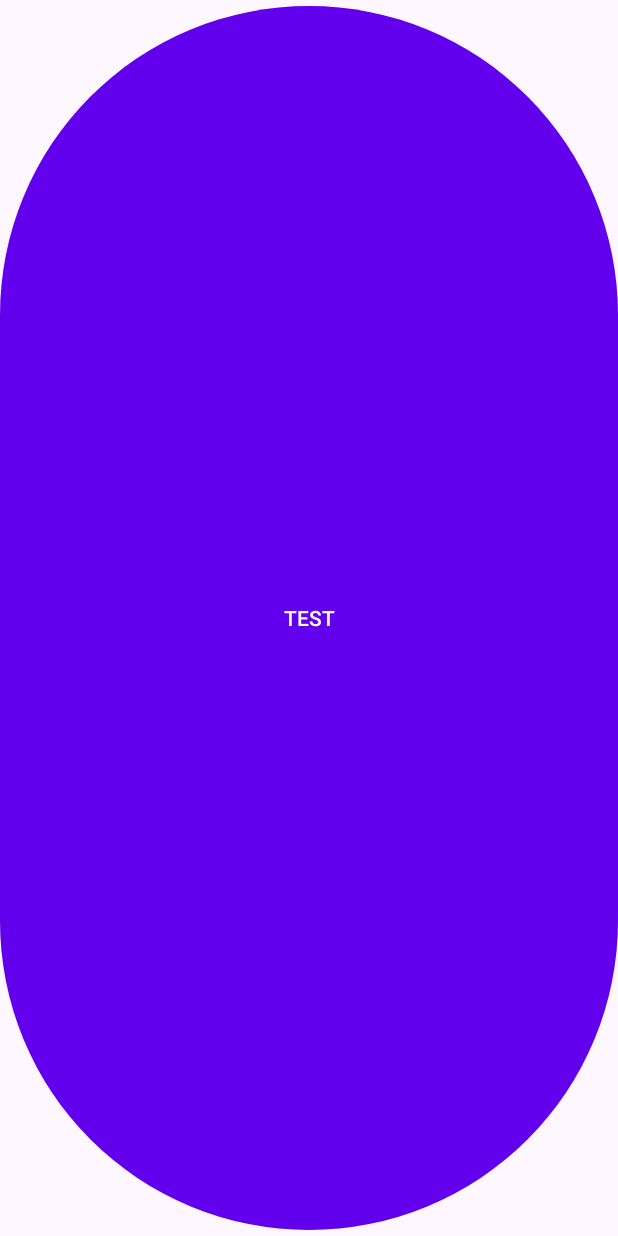
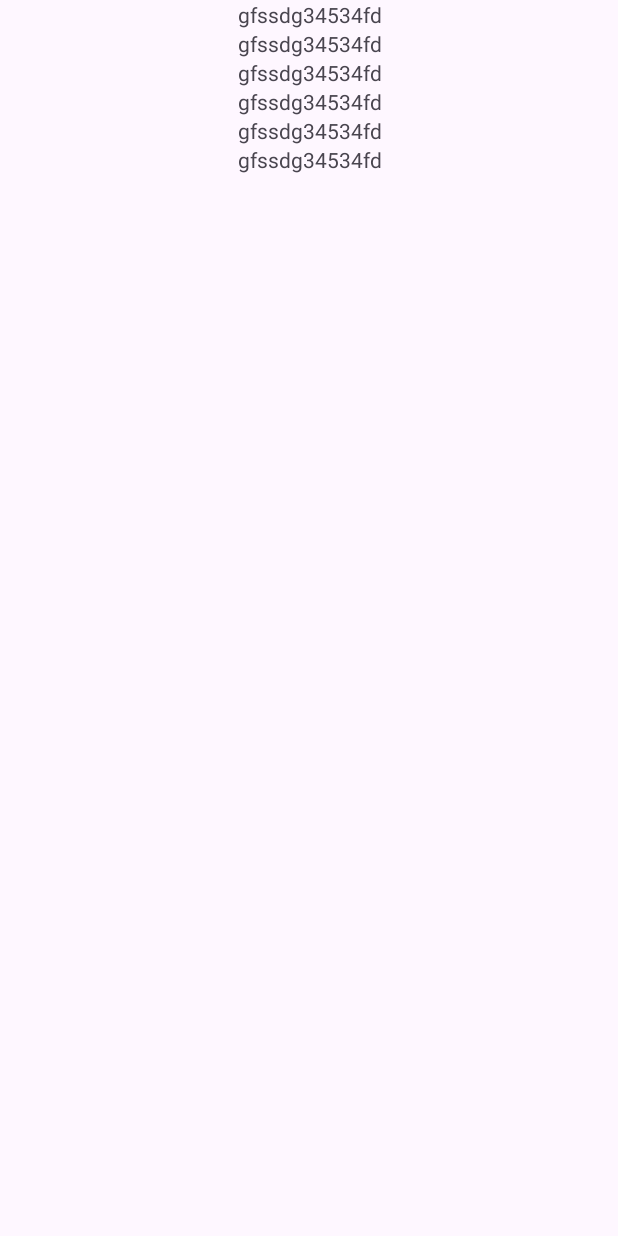
Before and after one commit to Pulimet/TapYou, an Android app: the layout fragment_home.xml on its own in the app's theme, with its tools: preview values and no code run, on a phone screen of 412 x 824 dp. Run offline under Robolectric (Android 15) with nearby library versions, the phone set to English and light mode, and no system bars; network calls fail.

Commit message:
Add RecyclerView and show list of videos id's

```diff
--- a/app/src/main/res/layout/fragment_home.xml
+++ b/app/src/main/res/layout/fragment_home.xml
@@ -5,10 +5,14 @@
     android:layout_height="match_parent"
     tools:context=".ui.home.HomeFragment">
 
-    <Button
-        android:id="@+id/btnTest"
+    <androidx.recyclerview.widget.RecyclerView
+        android:id="@+id/homeRecyclerView"
         android:layout_width="match_parent"
         android:layout_height="match_parent"
-        android:text="TEST" />
-
+        tools:itemCount="10"
+        tools:layoutManager="androidx.recyclerview.widget.GridLayoutManager"
+        tools:listitem="@layout/item_video"
+        tools:orientation="vertical"
+        tools:scrollbars="vertical"
+        tools:spanCount="2" />
 </FrameLayout>
--- /dev/null
+++ b/app/src/main/res/layout/item_video.xml
@@ -0,0 +1,20 @@
+<?xml version="1.0" encoding="utf-8"?>
+<androidx.constraintlayout.widget.ConstraintLayout xmlns:android="http://schemas.android.com/apk/res/android"
+    xmlns:app="http://schemas.android.com/apk/res-auto"
+    xmlns:tools="http://schemas.android.com/tools"
+    android:layout_width="match_parent"
+    android:layout_height="wrap_content">
+
+    <TextView
+        android:id="@+id/tvId"
+        android:layout_width="0dp"
+        android:layout_height="wrap_content"
+        android:gravity="center"
+        app:layout_constraintBottom_toBottomOf="parent"
+        app:layout_constraintEnd_toEndOf="parent"
+        app:layout_constraintStart_toStartOf="parent"
+        app:layout_constraintTop_toTopOf="parent"
+        tools:text="gfssdg34534fd" />
+
+
+</androidx.constraintlayout.widget.ConstraintLayout>
```
Also changed, not shown: app/src/main/java/com/att/tapyou/ui/home/HomeFragment.kt (+12 -0 lines), app/src/main/java/com/att/tapyou/ui/home/VideoDiff.kt (added, +8 -0 lines), app/src/main/java/com/att/tapyou/ui/home/VideoHolder.kt (added, +15 -0 lines), app/src/main/java/com/att/tapyou/ui/home/VideosAdapter.kt (added, +17 -0 lines).
